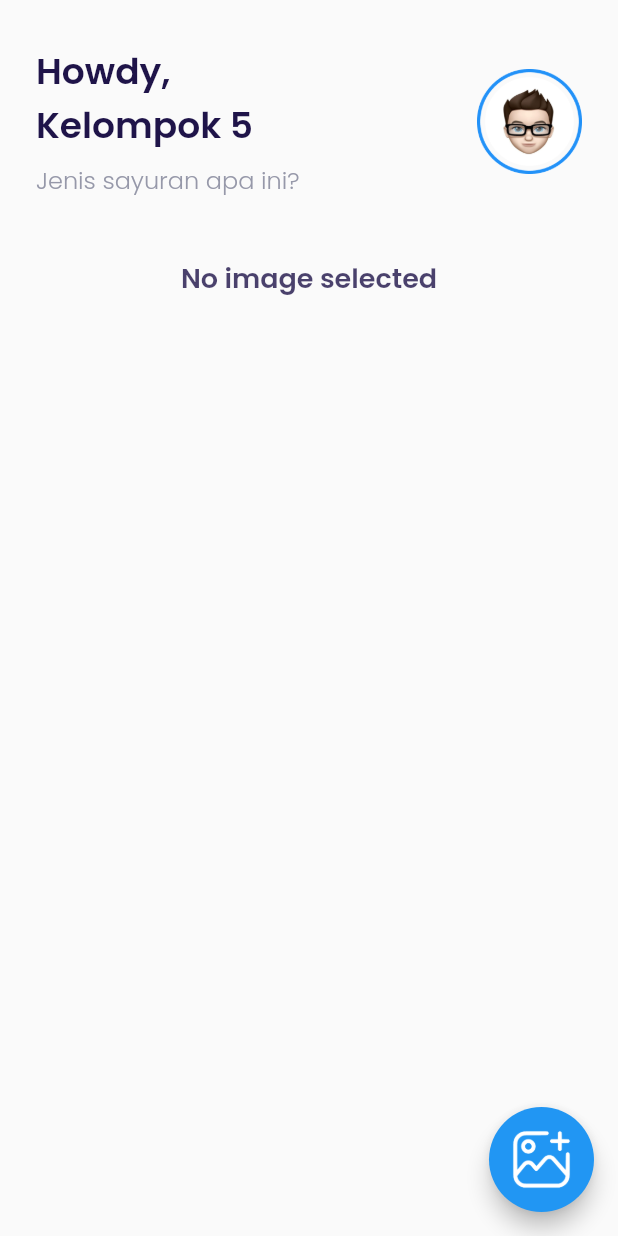
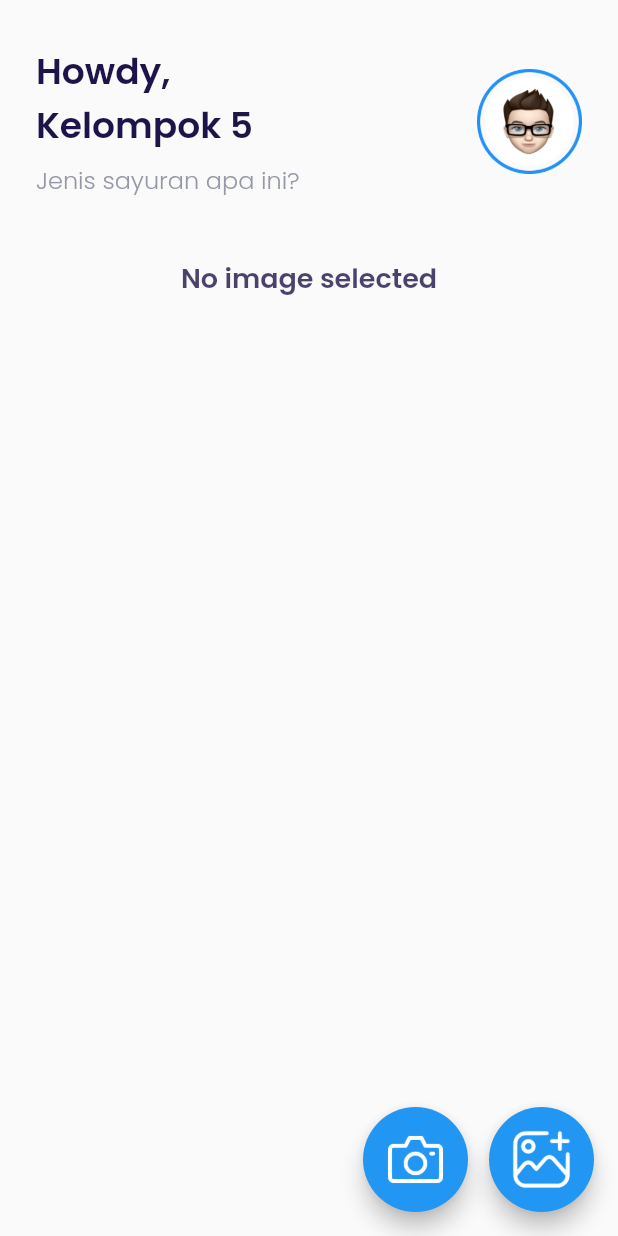
Before and after one commit to alvitoaditya19/Aplikasi-Klasifikasi-Sayuran, a Flutter app: the TfliteModel screen opened by its route, on a phone screen of 412 x 824 dp. Run offline on Flutter 3.47's test engine with Material 2 defaults, Android fonts, the phone set to English and light mode, and no system bars; our stand-ins replace google_fonts, image_picker; missing offline and left inert: tflite.

Commit message:
final commit

```diff
--- a/lib/TfliteModel.dart
+++ b/lib/TfliteModel.dart
@@ -167,7 +167,7 @@ class _TfliteModelState extends State<TfliteModel> {
                           margin: EdgeInsets.only(
                               left: defaultMargin,
                               right: defaultMargin,
-                              top: 12),
+                              top: 12,),
                           padding: EdgeInsets.all(10),
                           decoration: BoxDecoration(
                               color: kWhiteColor,
@@ -261,17 +261,38 @@ class _TfliteModelState extends State<TfliteModel> {
           ],
         ),
       ),
-      floatingActionButton: Container(
+      floatingActionButton: Row(
+        mainAxisAlignment: MainAxisAlignment.end,
+        children: [
+          Container(
+            height: 70.0,
+            width: 70.0,
+            child: FloatingActionButton(
+              heroTag: null,
+              onPressed: pickCameraImage,
+              tooltip: "Pick Camera Image",
+              child: Image.asset(
+                "assets/images/img-camera.png",
+                height: 42,
+              ),
+            ),
+          ),
+          SizedBox(width:14),
+          Container(
             height: 70.0,
             width: 70.0,
             child: FloatingActionButton(
               onPressed: pickImage,
+              heroTag: null,
+
               tooltip: "Pick Image",
               child: Image.asset(
                 "assets/images/ic-add.png",
                 height: 42,
               ),
             ),
+          ),
+        ],
       ),
     );
   }
@@ -284,4 +305,13 @@ class _TfliteModelState extends State<TfliteModel> {
     File image = File(pickedFile!.path);
     imageClassification(image);
   }
+
+  Future pickCameraImage() async {
+    final ImagePicker _picker = ImagePicker();
+    final XFile? pickedFile = await _picker.pickImage(
+      source: ImageSource.camera,
+    );
+    File image = File(pickedFile!.path);
+    imageClassification(image);
   }
+}
--- a/pubspec.yaml
+++ b/pubspec.yaml
@@ -15,6 +15,12 @@ dependencies:
   tflite: ^1.1.2
   image_picker: ^0.8.4+11
   google_fonts: ^3.0.1
+  flutter_launcher_icons: ^0.11.0
+
+flutter_icons:
+  android: "launcher_icon"
+  ios: true
+  image_path: "assets/images/logo.png"
 
 dev_dependencies:
   flutter_test:
```
Also changed, not shown: assets/images/img-camera.png (added), assets/images/logo.png (added), pubspec.lock, 22 other files. Lines whose indentation alone changed are shown as unchanged.
